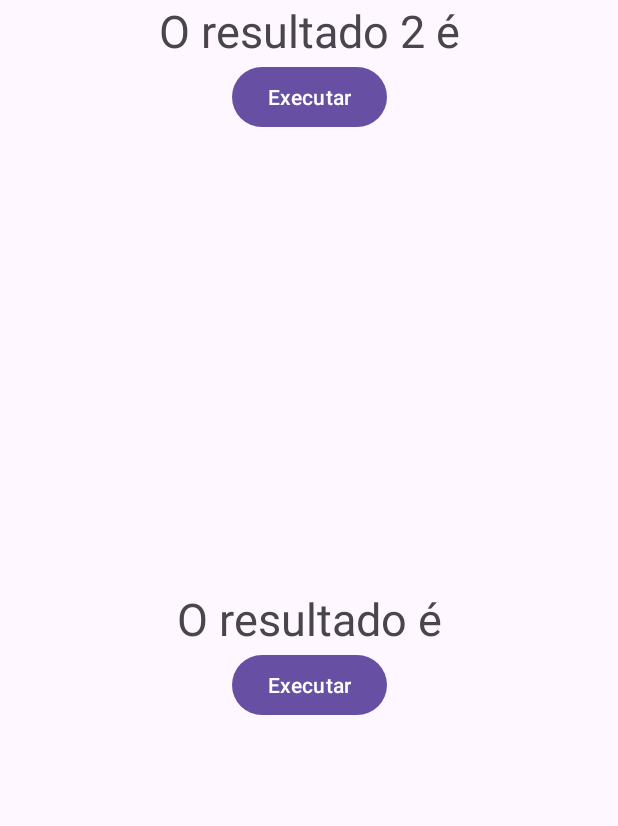
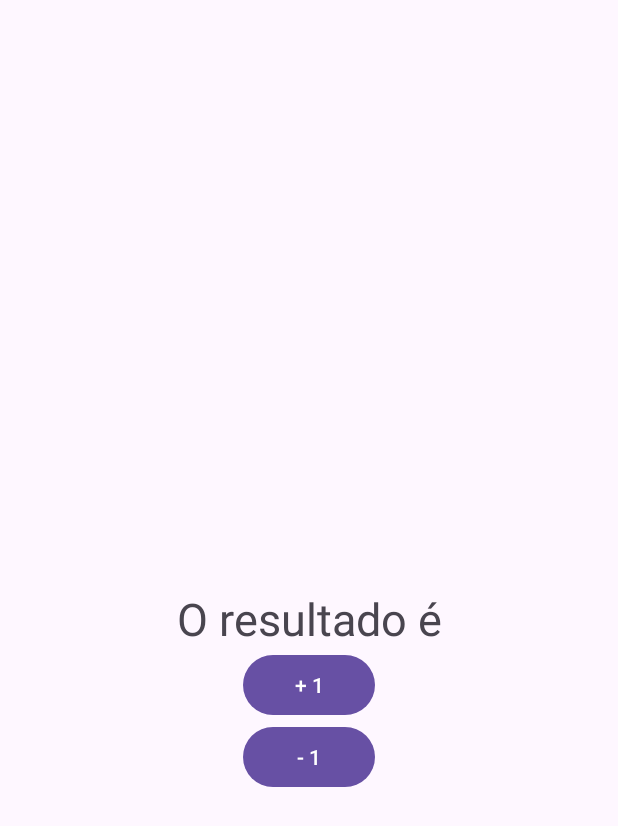
Before and after one commit to afoliveira111/App_teste, an Android app: the layout activity_main.xml on its own in the app's theme, with its tools: preview values and no code run, on a phone screen of 412 x 824 dp. Shown: the top 826 px of the screen. Run offline under Robolectric (Android 15) with nearby library versions, the phone set to English and light mode, and no system bars.

Commit message:
2 button and text

```diff
--- a/app/src/main/java/com/example/app_teste/MainActivity.kt
+++ b/app/src/main/java/com/example/app_teste/MainActivity.kt
@@ -8,7 +8,6 @@ import android.widget.TextView
 class MainActivity : AppCompatActivity() {
 
     private var contador = 0
-    private var contador2 = -1
 
     override fun onCreate(savedInstanceState: Bundle?) {
         super.onCreate(savedInstanceState)
@@ -16,15 +15,14 @@ class MainActivity : AppCompatActivity() {
         val button = findViewById<Button>(R.id.botao)
         val button2 = findViewById<Button>(R.id.botao2)
         val resultado = findViewById<TextView>(R.id.resultado)
-        val resultado2 = findViewById<TextView>(R.id.resultado2)
 
         button.setOnClickListener {
             contador = contador + 1
             resultado.text = "Valor : ${contador}"
 
          button2.setOnClickListener {
-             contador2 = contador2 -1
-             resultado2.text = "Valor : ${contador2}"
+             contador = contador -1
+             resultado.text = "Valor : ${contador}"
          }
 
         }
--- a/app/src/main/res/layout/activity_main.xml
+++ b/app/src/main/res/layout/activity_main.xml
@@ -20,35 +20,30 @@
 
 
     <Button
-        android:id="@+id/botao"
+        android:id="@+id/botaoSomar"
         android:layout_width="wrap_content"
         android:layout_height="wrap_content"
-        android:text="Executar"
+        android:text="+ 1"
         app:layout_constraintTop_toBottomOf="@id/resultado"
         app:layout_constraintStart_toStartOf="parent"
         app:layout_constraintEnd_toEndOf="parent"  />
 
-    <TextView
-        android:id="@+id/resultado2"
+
+    <Button
+        android:id="@+id/botaoSubtrair"
         android:layout_width="wrap_content"
         android:layout_height="wrap_content"
-        android:text="O resultado 2 é"
-        android:textSize="30sp"
-        android:layout_margin="50dp"
-        app:layout_constraintStart_toStartOf="parent"
-        app:layout_constraintEnd_toEndOf="parent"
-        app:layout_constraintBottom_toBottomOf="parent"
-        app:layout_constraintTop_toTopOf="@id/resultado2" />
-
-    <Button
-        android:id="@+id/botao2"
-        android:layout_width="wrap_content"
-        android:layout_height="wrap_content"
-        android:text="Executar"
-        app:layout_constraintTop_toBottomOf="@id/resultado2"
+        android:text="- 1"
+        app:layout_constraintTop_toBottomOf="@id/botaoSomar"
         app:layout_constraintStart_toStartOf="parent"
         app:layout_constraintEnd_toEndOf="parent"  />
 
 
 
+
+
+
+
+
+
 </androidx.constraintlayout.widget.ConstraintLayout>
```
